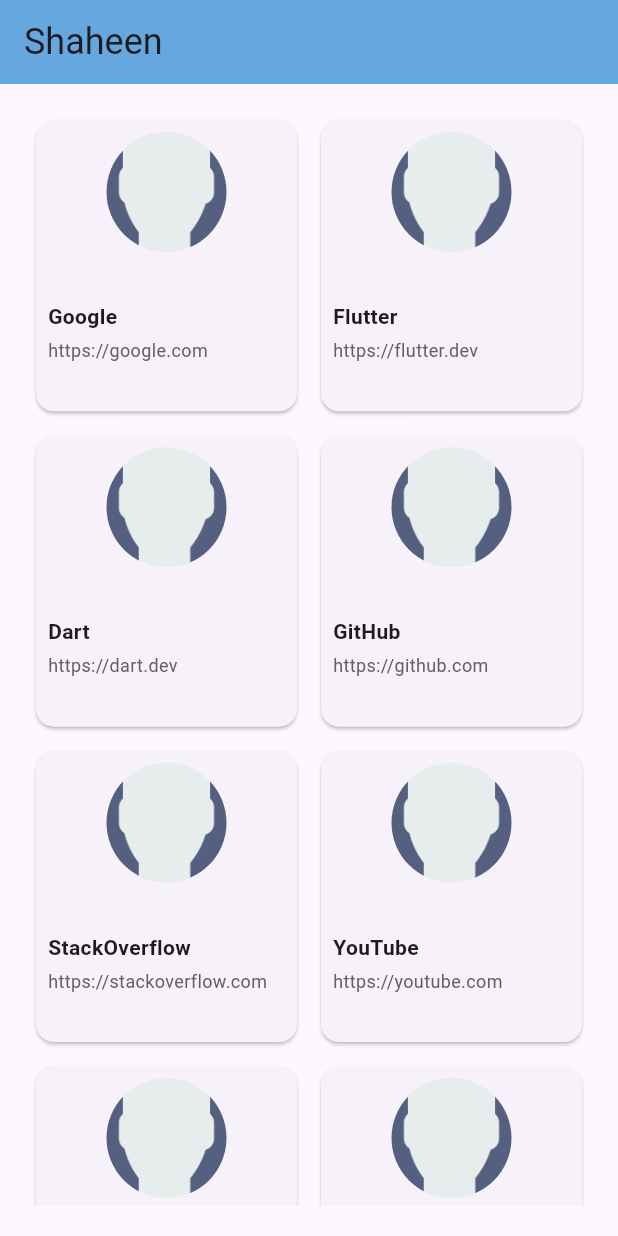
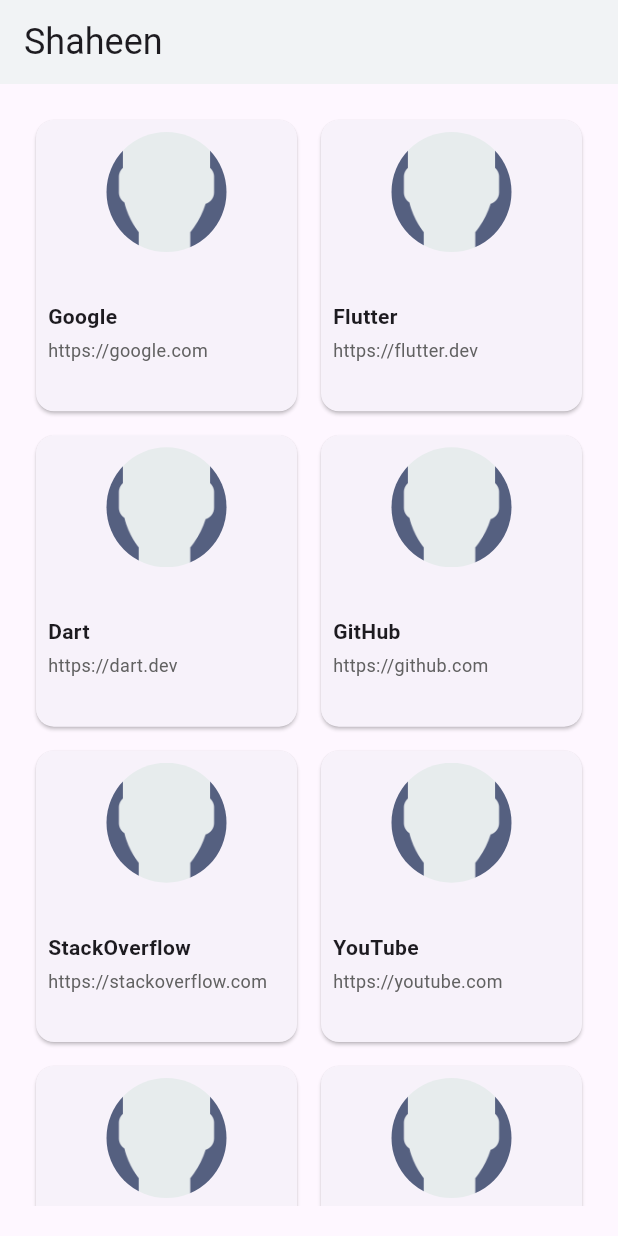
Before and after one commit to StandardTouch/shaheen_home, a Flutter app: the screen it shows after launch, on a phone screen of 412 x 824 dp. Run offline on Flutter 3.47's test engine with Material 3 defaults, Android fonts, the light colour scheme and no system bars; missing offline and left inert: flutter_inappwebview.

Commit message:
change homescreen appbar color

```diff
--- a/lib/home_page.dart
+++ b/lib/home_page.dart
@@ -9,7 +9,7 @@
   Widget build(BuildContext context) {
     return SafeArea(
       child: Scaffold(
-        appBar: AppBar(title: const Text('Shaheen',style: TextStyle(fontSize: 24),), backgroundColor: const Color.fromARGB(255, 101, 168, 223), ),
+        appBar: AppBar(title: const Text('Shaheen',style: TextStyle(fontSize: 24),), backgroundColor: const Color.fromARGB(255, 241, 243, 245), ),
         body: LayoutBuilder(
           builder: (context, constraints) {
             final cols = constraints.maxWidth > 600 ? 4 : 2;
```
